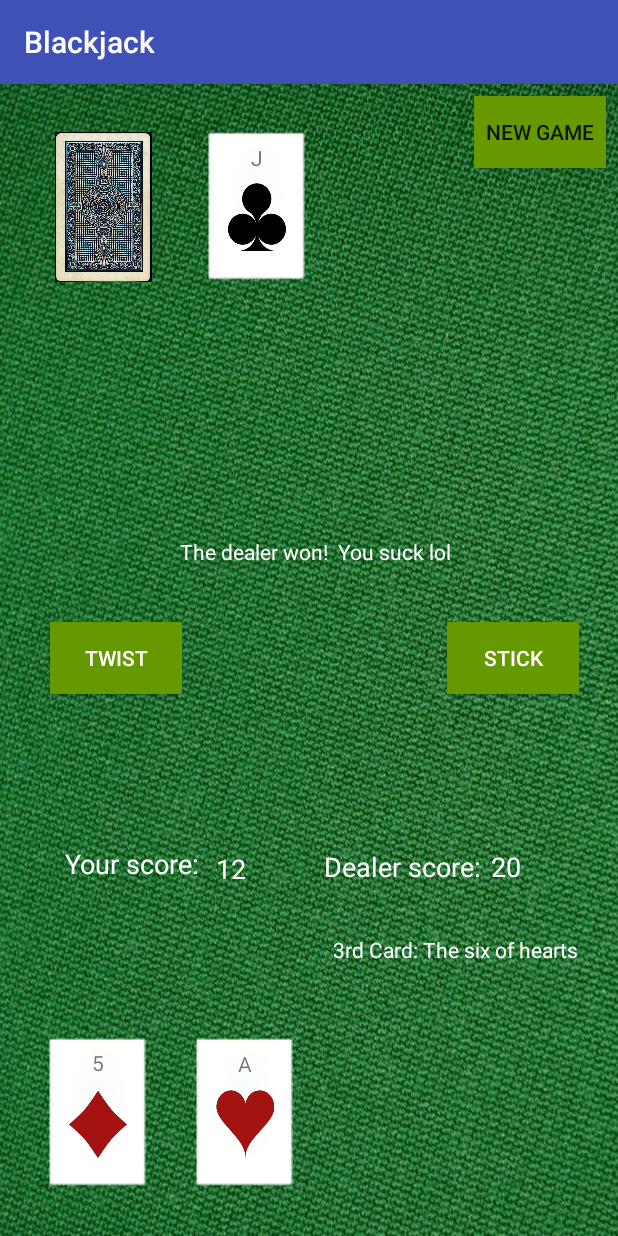
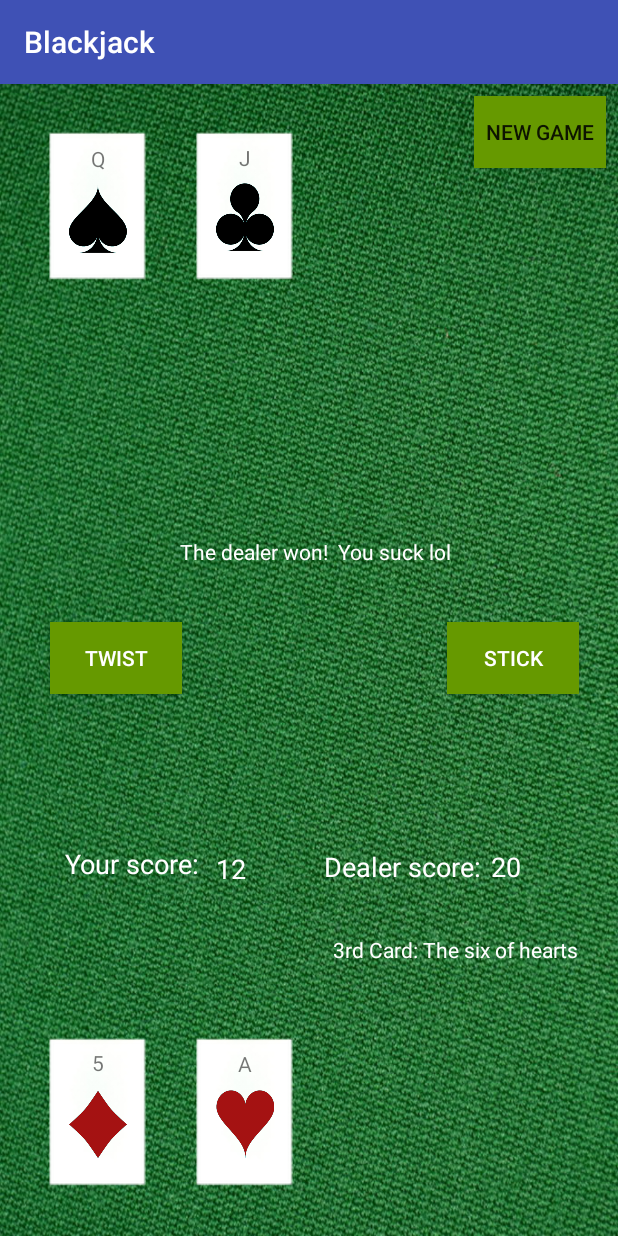
Before and after one commit to robbbowes/Java_Android_Blackjack, an Android app: the screen it shows after launch (BlackjackLauncherActivity), after a tap on "STICK", on a phone screen of 412 x 824 dp. Run offline under Robolectric (Android 15) with nearby library versions, the phone set to English and light mode, and no system bars; 1 other tap on this screen came first.

Commit message:
Dealer first card show works

```diff
--- a/app/src/main/java/com/example/user/blackjack/BlackjackLauncherActivity.java
+++ b/app/src/main/java/com/example/user/blackjack/BlackjackLauncherActivity.java
@@ -7,13 +7,11 @@ import android.os.Bundle;
 import android.util.Log;
 import android.view.View;
 import android.widget.Button;
-import android.widget.EditText;
 import android.widget.ImageView;
 import android.widget.TextView;
 import android.widget.Toast;
 
 import java.util.HashMap;
-import java.util.Random;
 
 public class BlackjackLauncherActivity extends AppCompatActivity {
 
@@ -39,6 +37,7 @@ public class BlackjackLauncherActivity extends AppCompatActivity {
     TextView dealerFirstCardRank;
     ImageView dealerSecondSuitImage;
     TextView dealerSecondCardRank;
+    ImageView dealerFirstCard;
 
 //    ADDITIONAL CARDS
 
@@ -65,7 +64,7 @@ public class BlackjackLauncherActivity extends AppCompatActivity {
         Log.d("Player first:", blackjackGame.player.getHand().get(0).getValueString() + blackjackGame.player.getHand().get(0).getSuit().toString());
         Log.d("Player second:", blackjackGame.player.getHand().get(1).getValueString() + blackjackGame.player.getHand().get(1).getSuit().toString());
 
-//        CREATE AND ADD PICS TO FIRST AND SECOND CARDS BASED ON WHAT PLAYER HAS IN HAND
+//        CREATE AND ADD PICS TO FIRST AND SECOND CARDS BASED ON WHAT PLAYER AND DEALER HAVE IN THEIR HANDS
 
         HashMap<Value, String> rank = new HashMap<>();
         rank.put(Value.TWO, "2");
@@ -109,6 +108,13 @@ public class BlackjackLauncherActivity extends AppCompatActivity {
         dealerSecondCardRank = (TextView) findViewById(R.id.dealer_second_rank);
         dealerSecondCardRank.setText(dealerSecondValueString);
 
+        dealerFirstCard = (ImageView) findViewById(R.id.dealer_first_card);
+        dealerFirstCard.setImageResource(R.drawable.cardback);
+
+//        ASSIGNING BUT NOT SETTING DEALER FIRST CARD
+
+
+
 
 
 //        CREATE BOX FOR PLAYER SCORE
@@ -143,7 +149,6 @@ public class BlackjackLauncherActivity extends AppCompatActivity {
     }
 
 
-
     public void onClickTwist(View button) {
 
         Log.i("Test", "Twist button clicked");
@@ -173,7 +178,6 @@ public class BlackjackLauncherActivity extends AppCompatActivity {
             third_card = (TextView) findViewById(R.id.third_card);
             third_card.setText("3rd Card: The " + playerThirdCardRank + " of " + playerThirdCardSuit);
             Log.d("Player third:", blackjackGame.player.getHand().get(2).getValueString());
-
         }
 
         if (blackjackGame.player.getHand().size() > 3 ) {
@@ -183,7 +187,6 @@ public class BlackjackLauncherActivity extends AppCompatActivity {
             fourth_card = (TextView) findViewById(R.id.fourth_card);
             fourth_card.setText("4th Card: The " + playerFourthCardRank + " of " + playerFourthCardSuit);
             Log.d("Player fourth:", blackjackGame.player.getHand().get(3).getValueString());
-
         }
 
         if (blackjackGame.player.getHand().size() > 4 ) {
@@ -193,7 +196,6 @@ public class BlackjackLauncherActivity extends AppCompatActivity {
             fifth_card = (TextView) findViewById(R.id.fifth_card);
             fifth_card.setText("5th Card: The " + playerFifthCardRank + " of " + playerFifthCardSuit);
             Log.d("Player fifth:", blackjackGame.player.getHand().get(4).getValueString());
-
         }
     }
 
@@ -225,6 +227,37 @@ public class BlackjackLauncherActivity extends AppCompatActivity {
             MediaPlayer drawSound = MediaPlayer.create(this, R.raw.draw);
             drawSound.start();
         }
+
+
+        dealerFirstCard.setImageResource(R.drawable.blankcard);
+
+        dealerFirstSuitImage = (ImageView) findViewById(R.id.dealer_first_suit);
+        String dealerFirstSuit = blackjackGame.dealerPlayer.getHand().get(0).getSuitString();
+        int dealerFirstCardSuitId = getResources().getIdentifier(dealerFirstSuit, "drawable", getPackageName());
+        dealerFirstSuitImage.setImageResource(dealerFirstCardSuitId);
+
+
+
+        HashMap<Value, String> rank = new HashMap<>();
+        rank.put(Value.TWO, "2");
+        rank.put(Value.THREE, "3");
+        rank.put(Value.FOUR, "4");
+        rank.put(Value.FIVE, "5");
+        rank.put(Value.SIX, "6");
+        rank.put(Value.SEVEN, "7");
+        rank.put(Value.EIGHT, "8");
+        rank.put(Value.NINE, "9");
+        rank.put(Value.TEN, "10");
+        rank.put(Value.JACK, "J");
+        rank.put(Value.QUEEN, "Q");
+        rank.put(Value.KING, "K");
+        rank.put(Value.ACE, "A");
+
+        String dealerFirstValueString = rank.get(blackjackGame.dealerPlayer.getHand().get(0).getValue());
+        dealerFirstCardRank = (TextView) findViewById(R.id.dealer_first_rank);
+        dealerFirstCardRank.setText(dealerFirstValueString);
+
+
 
 
     }
--- a/app/src/main/res/layout/activity_blackjack_launcher.xml
+++ b/app/src/main/res/layout/activity_blackjack_launcher.xml
@@ -261,21 +261,20 @@
         app:layout_constraintTop_toTopOf="@+id/second_card" />
 
     <ImageView
-        android:id="@+id/imageView10"
-        android:layout_width="74dp"
+        android:id="@+id/dealer_first_card"
+        android:layout_width="66dp"
         android:layout_height="100dp"
-        app:srcCompat="@drawable/cardback"
         android:layout_marginLeft="32dp"
+        android:layout_marginTop="32dp"
         app:layout_constraintLeft_toLeftOf="parent"
-        app:layout_constraintTop_toTopOf="parent"
-        android:layout_marginTop="32dp" />
+        app:layout_constraintTop_toTopOf="parent" />
 
     <ImageView
         android:id="@+id/imageView11"
         android:layout_width="wrap_content"
         android:layout_height="wrap_content"
         app:srcCompat="@drawable/blankcard"
-        app:layout_constraintLeft_toRightOf="@+id/imageView10"
+        app:layout_constraintLeft_toRightOf="@+id/dealer_first_card"
         android:layout_marginLeft="32dp"
         app:layout_constraintTop_toTopOf="parent"
         android:layout_marginTop="32dp" />
@@ -307,4 +306,33 @@
         app:layout_constraintRight_toRightOf="@+id/imageView11"
         app:layout_constraintTop_toTopOf="@+id/imageView11" />
 
+    <ImageView
+        android:id="@+id/dealer_first_suit"
+        android:layout_width="44dp"
+        android:layout_height="47dp"
+        app:layout_constraintTop_toTopOf="@+id/dealer_first_card"
+        android:layout_marginTop="8dp"
+        app:layout_constraintBottom_toBottomOf="@+id/dealer_first_card"
+        android:layout_marginBottom="8dp"
+        android:layout_marginRight="8dp"
+        app:layout_constraintRight_toRightOf="@+id/dealer_first_card"
+        android:layout_marginLeft="8dp"
+        app:layout_constraintLeft_toLeftOf="@+id/dealer_first_card"
+        app:layout_constraintVertical_bias="0.7" />
+
+    <TextView
+        android:id="@+id/dealer_first_rank"
+        android:layout_width="wrap_content"
+        android:layout_height="wrap_content"
+        android:layout_marginBottom="8dp"
+        android:layout_marginLeft="8dp"
+        android:layout_marginRight="8dp"
+        android:layout_marginTop="8dp"
+        app:layout_constraintBottom_toTopOf="@+id/dealer_first_suit"
+        app:layout_constraintLeft_toLeftOf="@+id/dealer_first_card"
+        app:layout_constraintRight_toRightOf="@+id/dealer_first_card"
+        app:layout_constraintTop_toTopOf="@+id/dealer_first_card"
+        app:layout_constraintVertical_bias="0.0"
+        app:layout_constraintHorizontal_bias="0.51" />
+
 </android.support.constraint.ConstraintLayout>
```
Also changed, not shown: app/src/main/res/drawable/cardback.jpg.
